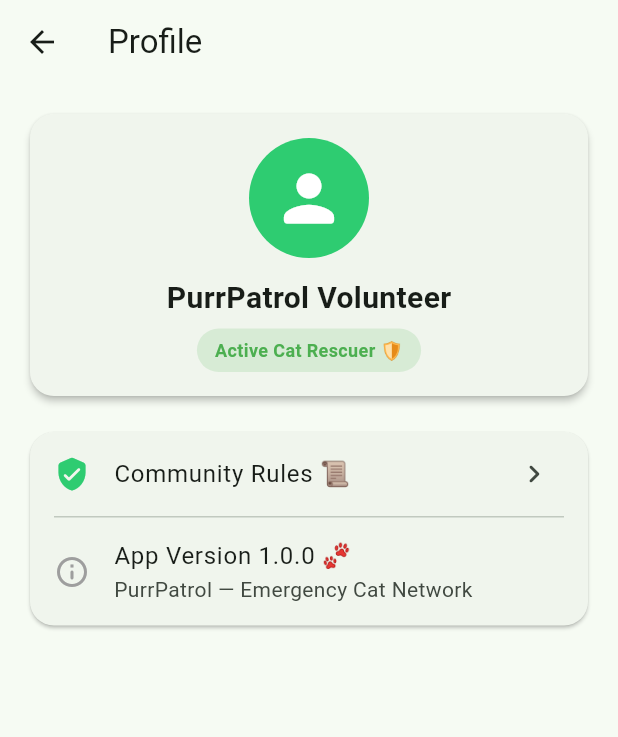
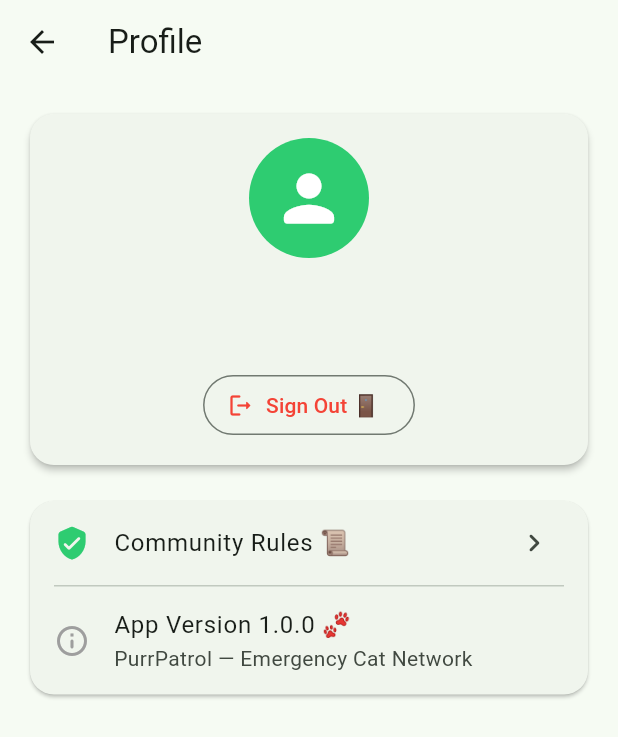
Before and after one commit to cherrydan/purr_patrol, a Flutter app: the ProfileScreen screen opened directly, on a phone screen of 412 x 824 dp. Shown: the top 737 px of the screen. Run offline on Flutter 3.47's test engine with Material 3 defaults, Android fonts, the phone set to English and light mode, and no system bars; our stand-ins replace cached_network_image, cloud_firestore, firebase_auth, firebase_core, flutter_map, geolocator and 5 more; accounts and stored records are empty.

Commit message:
feat: implement Google Sign-In with Firebase Auth, update ProfileScreen with reactive user state, and switch map to OSM tiles

```diff
--- a/lib/l10n/app_en.arb
+++ b/lib/l10n/app_en.arb
@@ -49,8 +49,8 @@
   "activeRescuerBadge": "Active Cat Rescuer 🛡️",
   "communityRulesButton": "Community Rules 📜",
   "appVersionInfo": "App Version 1.0.0 🐾",
-  "appTagline": "PurrPatrol — Emergency Cat Network"
-
-
+  "appTagline": "PurrPatrol — Emergency Cat Network",
+  "signInWithGoogle": "Sign in with Google 🔑",
+  "signOutButton": "Sign Out 🚪"
 
 }
--- a/lib/l10n/app_localizations.dart
+++ b/lib/l10n/app_localizations.dart
@@ -375,6 +375,18 @@ abstract class AppLocalizations {
   /// In en, this message translates to:
   /// **'PurrPatrol — Emergency Cat Network'**
   String get appTagline;
+
+  /// No description provided for @signInWithGoogle.
+  ///
+  /// In en, this message translates to:
+  /// **'Sign in with Google 🔑'**
+  String get signInWithGoogle;
+
+  /// No description provided for @signOutButton.
+  ///
+  /// In en, this message translates to:
+  /// **'Sign Out 🚪'**
+  String get signOutButton;
 }
 
 class _AppLocalizationsDelegate
--- a/lib/l10n/app_localizations_en.dart
+++ b/lib/l10n/app_localizations_en.dart
@@ -146,4 +146,10 @@ class AppLocalizationsEn extends AppLocalizations {
 
   @override
   String get appTagline => 'PurrPatrol — Emergency Cat Network';
+
+  @override
+  String get signInWithGoogle => 'Sign in with Google 🔑';
+
+  @override
+  String get signOutButton => 'Sign Out 🚪';
 }
--- a/lib/l10n/app_localizations_es.dart
+++ b/lib/l10n/app_localizations_es.dart
@@ -146,4 +146,10 @@ class AppLocalizationsEs extends AppLocalizations {
 
   @override
   String get appTagline => 'PurrPatrol — Red de emergencia para gatos';
+
+  @override
+  String get signInWithGoogle => 'Iniciar sesión con Google 🔑';
+
+  @override
+  String get signOutButton => 'Cerrar sesión 🚪';
 }
--- a/lib/l10n/app_localizations_ru.dart
+++ b/lib/l10n/app_localizations_ru.dart
@@ -146,4 +146,10 @@ class AppLocalizationsRu extends AppLocalizations {
 
   @override
   String get appTagline => 'PurrPatrol — Сеть спасения котиков';
+
+  @override
+  String get signInWithGoogle => 'Войти через Google 🔑';
+
+  @override
+  String get signOutButton => 'Выйти из аккаунта 🚪';
 }
--- a/lib/l10n/app_ru.arb
+++ b/lib/l10n/app_ru.arb
@@ -45,7 +45,10 @@
   "activeRescuerBadge": "Активный спасатель котиков 🛡️",
   "communityRulesButton": "Правила сообщества 📜",
   "appVersionInfo": "Версия приложения 1.0.0 🐾",
-  "appTagline": "PurrPatrol — Сеть спасения котиков"
+  "appTagline": "PurrPatrol — Сеть спасения котиков",
+  "signInWithGoogle": "Войти через Google 🔑",
+  "signOutButton": "Выйти из аккаунта 🚪"
+
 
 
 }
--- a/lib/screens/profile_screen.dart
+++ b/lib/screens/profile_screen.dart
@@ -1,6 +1,8 @@
 
+import 'package:firebase_auth/firebase_auth.dart';
 import 'package:flutter/material.dart';
 import 'package:purr_patrol/l10n/app_localizations.dart';
+import 'package:purr_patrol/services/auth_service.dart';
 import 'package:purr_patrol/widgets/terms_dialog.dart';
 
 
@@ -11,41 +13,76 @@ class ProfileScreen extends StatelessWidget {
   @override
   Widget build(BuildContext context) {
     final l10n = AppLocalizations.of(context)!;
-    return Scaffold(appBar: AppBar(title: Text(l10n.profileTab)), body:
-    // оберни Card в ListView
-    ListView( padding: const EdgeInsets.all(16.0), children: [
+    final authService = AuthService();
+     return Scaffold(
+      appBar: AppBar(title: Text(l10n.profileTab)),
+      body: StreamBuilder<User?>(
+        stream: authService.authStateChanges,
+        builder: (context, snapshot) {
+          final user = snapshot.data;
+
+          return ListView(
+            padding: const EdgeInsets.all(16.0),
+            children: [
+              // 🟢 Карточка профиля
               Card(
                 elevation: 2,
-  shape: RoundedRectangleBorder(borderRadius: BorderRadius.circular(16)),
+                shape: RoundedRectangleBorder(
+                  borderRadius: BorderRadius.circular(16),
+                ),
                 child: Padding(
                   padding: const EdgeInsets.all(16.0),
                   child: Column(
                     children: [
-        // 1. Аватарка
-        const CircleAvatar(
+                      // 1. Аватарка (из Google или иконка)
+                      CircleAvatar(
                         radius: 40,
-          backgroundColor: Color(0xFF2ECC71),
-          child: Icon(Icons.person_rounded, size: 50, color: Colors.white),
+                        backgroundColor: const Color(0xFF2ECC71),
+                        backgroundImage: user?.photoURL != null
+                            ? NetworkImage(user!.photoURL!)
+                            : null,
+                        child: user?.photoURL == null
+                            ? const Icon(Icons.person_rounded, size: 50, color: Colors.white)
+                            : null,
                       ),
                       const SizedBox(height: 12),
 
-        // 2. Имя волонтера
+                      // 2. Имя волонтера (Из Google или дефолт)
                       Text(
-          l10n.volunteerTitle, // Позже свяжем с Firebase Auth!
-          style: TextStyle(fontSize: 20, fontWeight: FontWeight.bold),
+                        user?.displayName ?? l10n.volunteerTitle,
+                        style: const TextStyle(fontSize: 20, fontWeight: FontWeight.bold),
                       ),
-        const SizedBox(height: 6),
+                      if (user?.email != null) ...[
+                        const SizedBox(height: 4),
+                        Text(
+                          user!.email!,
+                          style: const TextStyle(fontSize: 13, color: Colors.grey),
+                        ),
+                      ],
+                      const SizedBox(height: 10),
 
-        // 3. Бейджик статуса "Активный спасатель 🛡️"
-        Container(
-          padding: const EdgeInsets.symmetric(horizontal: 12, vertical: 6),
-          decoration: BoxDecoration(
-            color: Colors.green.withValues(alpha: 0.15),
-            borderRadius: BorderRadius.circular(20),
+                      // 3. Кнопка Входа или Выхода
+                      if (user == null)
+                        ElevatedButton.icon(
+                          onPressed: () async {
+                            await authService.signInWithGoogle();
+                          },
+                          icon: const Icon(Icons.login_rounded),
+                          label: Text(l10n.signInWithGoogle),
+                          style: ElevatedButton.styleFrom(
+                            backgroundColor: const Color(0xFF2ECC71),
+                            foregroundColor: Colors.white,
                           ),
-          child: Text(
-            l10n.activeRescuerBadge,
-            style: TextStyle(color: Colors.green, fontWeight: FontWeight.bold, fontSize: 12),
+                        )
+                      else
+                        OutlinedButton.icon(
+                          onPressed: () async {
+                            await authService.signOut();
+                          },
+                          icon: const Icon(Icons.logout_rounded, color: Colors.red),
+                          label: Text(
+                            l10n.signOutButton,
+                            style: const TextStyle(color: Colors.red),
                           ),
                         ),
                     ],
@@ -80,8 +117,10 @@ class ProfileScreen extends StatelessWidget {
               ],
             ),
           ),
-
-]),
+],
+          );
+        },
+      ),
     );
   }
 }
--- a/pubspec.yaml
+++ b/pubspec.yaml
@@ -44,6 +44,7 @@ dependencies:
   geolocator: ^14.0.3
   cached_network_image: ^3.3.1
   shared_preferences: ^2.2.3
+  google_sign_in: ^6.2.1
 
 
   image_picker: ^1.1.2 # 🟢 Пакет для работы с камерой и галереей
```
Also changed, not shown: lib/l10n/app_es.arb (+3 -4 lines), lib/screens/map_screen.dart (+3 -4 lines), lib/services/auth_service.dart (added, +47 -0 lines), pubspec.lock, 1 other file. Lines whose indentation alone changed are shown as unchanged.
